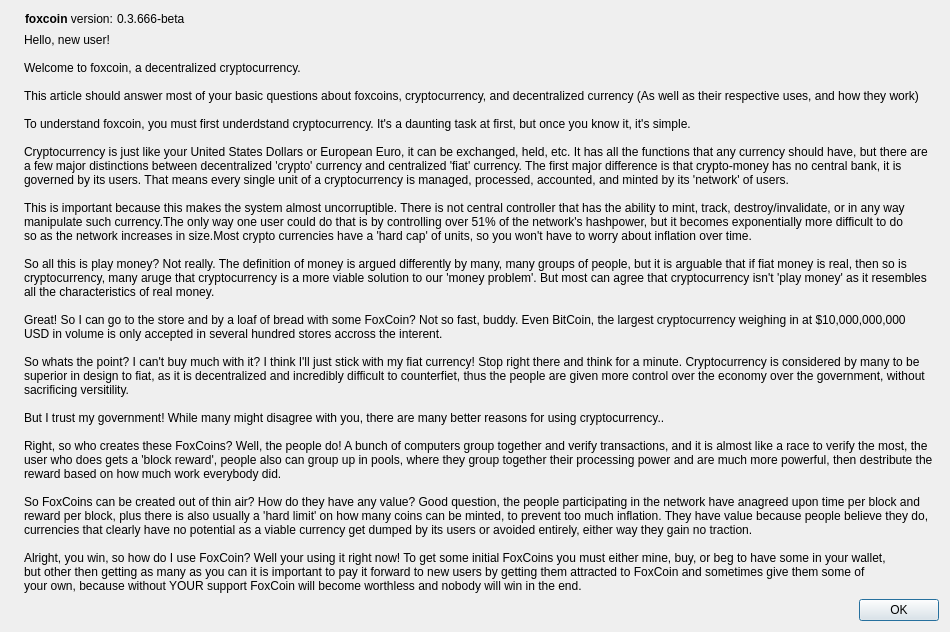
Qt form src/qt/forms/BeginnerDialog.ui (plusevcoin/plusevcoin) before a commit.
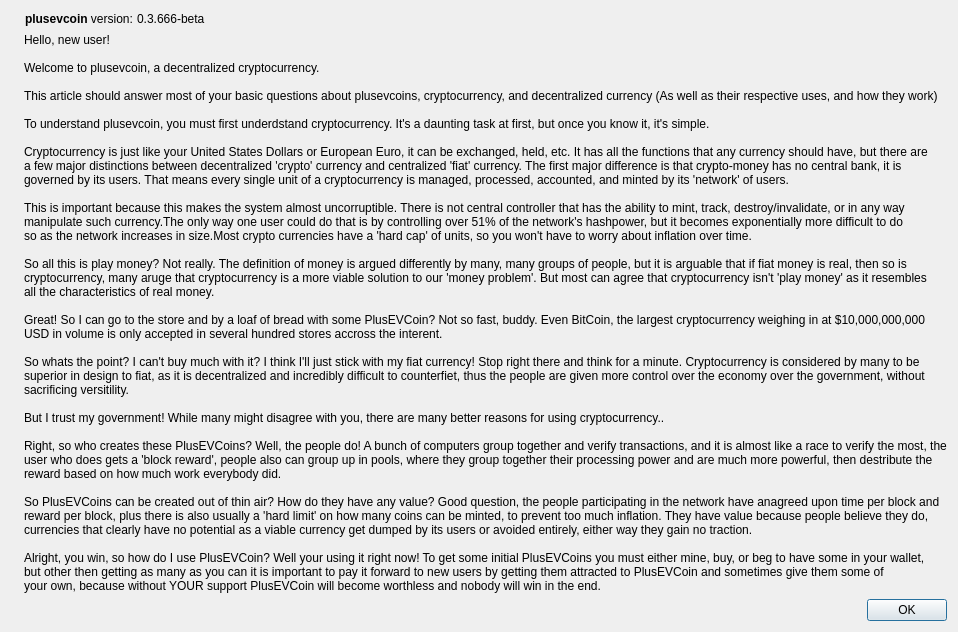
The same form after that commit. Icons and pictures are not drawn.

Diff of the .ui file:
```diff
--- a/src/qt/forms/BeginnerDialog.ui
+++ b/src/qt/forms/BeginnerDialog.ui
@@ -65,7 +65,7 @@
            <cursorShape>IBeamCursor</cursorShape>
           </property>
           <property name="text">
-           <string>&lt;html&gt;&lt;head/&gt;&lt;body&gt;&lt;p&gt;&lt;span style=&quot; font-weight:600;&quot;&gt;foxcoin&lt;/span&gt; version: &lt;/p&gt;&lt;/body&gt;&lt;/html&gt;</string>
+           <string>&lt;html&gt;&lt;head/&gt;&lt;body&gt;&lt;p&gt;&lt;span style=&quot; font-weight:600;&quot;&gt;plusevcoin&lt;/span&gt; version: &lt;/p&gt;&lt;/body&gt;&lt;/html&gt;</string>
           </property>
           <property name="textInteractionFlags">
            <set>Qt::LinksAccessibleByMouse|Qt::TextSelectableByKeyboard|Qt::TextSelectableByMouse</set>
@@ -102,11 +102,11 @@
        <property name="text">
         <string>Hello, new user!
 
-Welcome to foxcoin, a decentralized cryptocurrency.
+Welcome to plusevcoin, a decentralized cryptocurrency.
 
-This article should answer most of your basic questions about foxcoins, cryptocurrency, and decentralized currency (As well as their respective uses, and how they work)
+This article should answer most of your basic questions about plusevcoins, cryptocurrency, and decentralized currency (As well as their respective uses, and how they work)
 
-To understand foxcoin, you must first underdstand cryptocurrency. It's a daunting task at first, but once you know it, it's simple.
+To understand plusevcoin, you must first underdstand cryptocurrency. It's a daunting task at first, but once you know it, it's simple.
 
 Cryptocurrency is just like your United States Dollars or European Euro, it can be exchanged, held, etc. It has all the functions that any currency should have, but there are
 a few major distinctions between decentralized 'crypto' currency and centralized 'fiat' currency. The first major difference is that crypto-money has no central bank, it is
@@ -120,7 +120,7 @@
 cryptocurrency, many aruge that cryptocurrency is a more viable solution to our 'money problem'. But most can agree that cryptocurrency isn't 'play money' as it resembles
 all the characteristics of real money.
 
-Great! So I can go to the store and by a loaf of bread with some FoxCoin? Not so fast, buddy. Even BitCoin, the largest cryptocurrency weighing in at $10,000,000,000
+Great! So I can go to the store and by a loaf of bread with some PlusEVCoin? Not so fast, buddy. Even BitCoin, the largest cryptocurrency weighing in at $10,000,000,000
 USD in volume is only accepted in several hundred stores accross the interent.
 
 So whats the point? I can't buy much with it? I think I'll just stick with my fiat currency! Stop right there and think for a minute. Cryptocurrency is considered by many to be
@@ -129,17 +129,17 @@
 
 But I trust my government! While many might disagree with you, there are many better reasons for using cryptocurrency..
 
-Right, so who creates these FoxCoins? Well, the people do! A bunch of computers group together and verify transactions, and it is almost like a race to verify the most, the
+Right, so who creates these PlusEVCoins? Well, the people do! A bunch of computers group together and verify transactions, and it is almost like a race to verify the most, the
 user who does gets a 'block reward', people also can group up in pools, where they group together their processing power and are much more powerful, then destribute the
 reward based on how much work everybody did.
 
-So FoxCoins can be created out of thin air? How do they have any value? Good question, the people participating in the network have anagreed upon time per block and
+So PlusEVCoins can be created out of thin air? How do they have any value? Good question, the people participating in the network have anagreed upon time per block and
 reward per block, plus there is also usually a 'hard limit' on how many coins can be minted, to prevent too much inflation. They have value because people believe they do,
 currencies that clearly have no potential as a viable currency get dumped by its users or avoided entirely, either way they gain no traction.
 
-Alright, you win, so how do I use FoxCoin? Well your using it right now! To get some initial FoxCoins you must either mine, buy, or beg to have some in your wallet,
-but other then getting as many as you can it is important to pay it forward to new users by getting them attracted to FoxCoin and sometimes give them some of
-your own, because without YOUR support FoxCoin will become worthless and nobody will win in the end.</string>
+Alright, you win, so how do I use PlusEVCoin? Well your using it right now! To get some initial PlusEVCoins you must either mine, buy, or beg to have some in your wallet,
+but other then getting as many as you can it is important to pay it forward to new users by getting them attracted to PlusEVCoin and sometimes give them some of
+your own, because without YOUR support PlusEVCoin will become worthless and nobody will win in the end.</string>
        </property>
        <property name="textInteractionFlags">
         <set>Qt::LinksAccessibleByMouse|Qt::TextSelectableByMouse</set>
```
Left out of the diff: 2 changed lines with no effect on the pictures.
